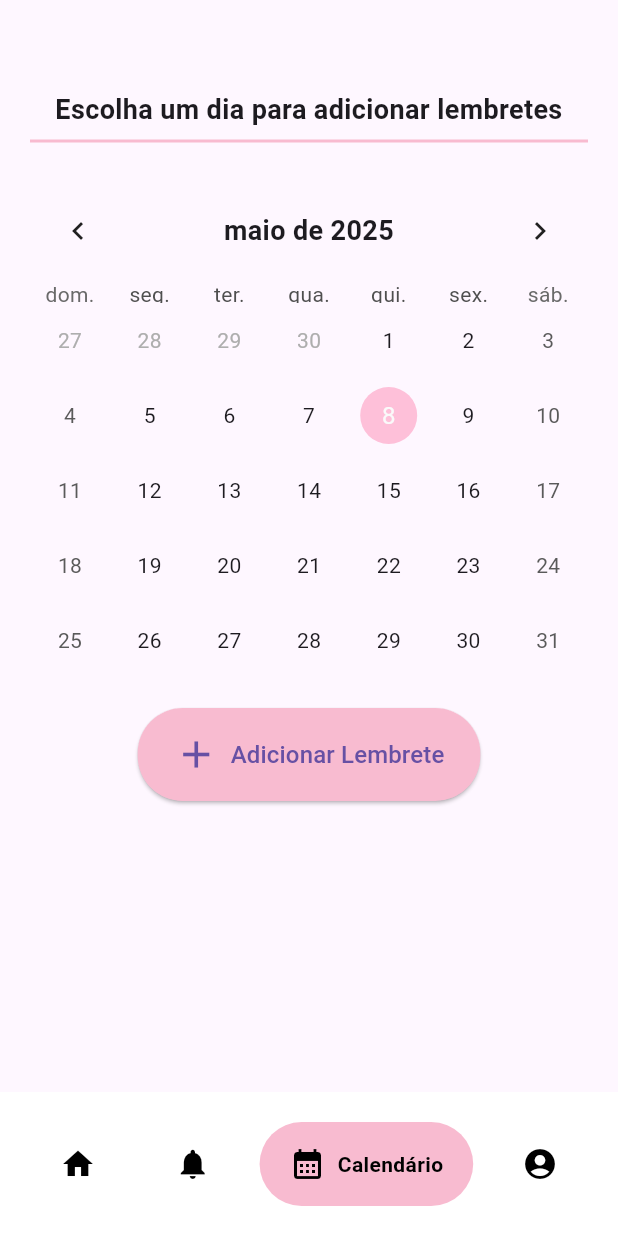
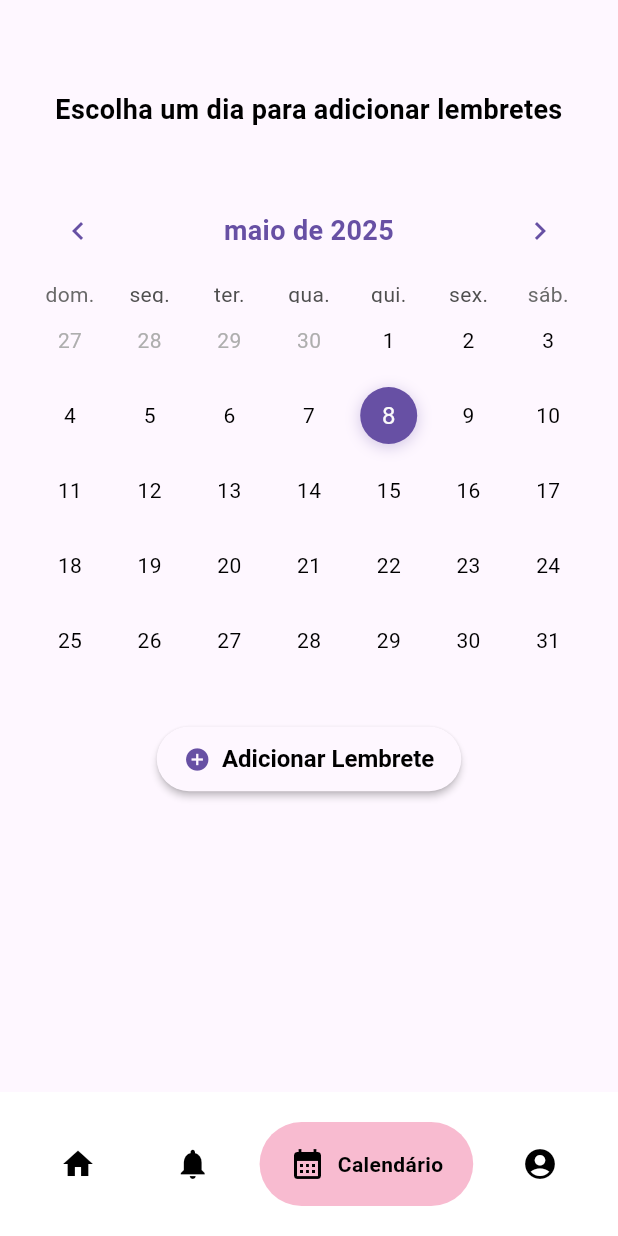
Before and after one commit to SamuelRamos338/breakforlove_last_update, a Flutter app: the MainPage screen opened directly, swiped to page 3, on a phone screen of 412 x 824 dp. Run offline on Flutter 3.47's test engine with Material 3 defaults, Android fonts, the light colour scheme and no system bars; drawn by our look-alikes of google_nav_bar, table_calendar; statements that could not run were skipped.

Commit message:
Update calendar_screen.dart

```diff
--- a/lib/src/calendar_screen.dart
+++ b/lib/src/calendar_screen.dart
@@ -69,11 +69,11 @@ class _CalendarScreenState extends State<CalendarScreen> {
     });
   }
 
-  Widget _buildReminderCard(String key, String reminder) {
+  Widget _buildReminderCard(String key, String reminder, ThemeData theme) {
     final date = DateTime.parse("$key 00:00:00");
     final dayString = date.day.toString();
     return Card(
-      elevation: 4,
+      elevation: 3,
       margin: const EdgeInsets.symmetric(vertical: 6),
       child: Padding(
         padding: const EdgeInsets.all(12),
@@ -82,7 +82,7 @@ class _CalendarScreenState extends State<CalendarScreen> {
             Container(
               padding: const EdgeInsets.all(8),
               decoration: BoxDecoration(
-                color: Colors.pinkAccent.withOpacity(0.2),
+                color: theme.colorScheme.surface,
                 borderRadius: BorderRadius.circular(8),
               ),
               child: Text(
@@ -90,16 +90,16 @@ class _CalendarScreenState extends State<CalendarScreen> {
                 style: const TextStyle(
                   fontSize: 24,
                   fontWeight: FontWeight.bold,
-                  color: Colors.pinkAccent,
+                  color: Colors.black,
                 ),
               ),
             ),
             const SizedBox(width: 16),
             Expanded(
-              child: Text(reminder, style: const TextStyle(fontSize: 16)),
+              child: Text(reminder, style: const TextStyle(fontSize: 16, color: Colors.black)),
             ),
             IconButton(
-              icon: const Icon(Icons.edit, color: Colors.grey),
+              icon: const Icon(Icons.edit, color: Colors.black),
               tooltip: "Editar Lembrete",
               onPressed: () {
                 setState(() {
@@ -126,6 +126,7 @@ class _CalendarScreenState extends State<CalendarScreen> {
 
   @override
   Widget build(BuildContext context) {
+    final theme = Theme.of(context);
     final sortedReminders = _reminders.entries.toList()
       ..sort((a, b) => DateTime.parse(a.key).compareTo(DateTime.parse(b.key)));
 
@@ -136,33 +137,64 @@ class _CalendarScreenState extends State<CalendarScreen> {
         children: [
           const Text(
             "Escolha um dia para adicionar lembretes",
-            style: TextStyle(fontSize: 18, fontWeight: FontWeight.bold),
+            style: TextStyle(fontSize: 18, fontWeight: FontWeight.bold, color: Colors.black),
             textAlign: TextAlign.center,
           ),
           Divider(
-            color: Colors.pink.shade100,// Cor da linha
-            thickness: 2,       // Espessura da linha
+            color: theme.colorScheme.surface,
+            thickness: 2,
           ),
           const SizedBox(height: 20),
-          TableCalendar(
+          Container(
+            decoration: BoxDecoration(
+              borderRadius: BorderRadius.circular(18),
+              boxShadow: [
+                BoxShadow(
+                  color: theme.colorScheme.surface.withOpacity(0.2),
+                  blurRadius: 12,
+                  offset: const Offset(0, 4),
+                ),
+              ],
+            ),
+            child: TableCalendar(
               locale: "pt_BR",
               rowHeight: 50,
-            headerStyle: const HeaderStyle(
+              headerStyle: HeaderStyle(
                 formatButtonVisible: false,
                 titleCentered: true,
-              titleTextStyle: TextStyle(fontSize: 18, fontWeight: FontWeight.bold),
-              leftChevronIcon: Icon(Icons.chevron_left),
-              rightChevronIcon: Icon(Icons.chevron_right),
+                titleTextStyle: TextStyle(
+                  fontSize: 18,
+                  fontWeight: FontWeight.bold,
+                  color: theme.colorScheme.primary,
+                ),
+                leftChevronIcon: Icon(Icons.chevron_left, color: theme.colorScheme.primary),
+                rightChevronIcon: Icon(Icons.chevron_right, color: theme.colorScheme.primary),
               ),
               calendarStyle: CalendarStyle(
                 todayDecoration: BoxDecoration(
-                color: Colors.pinkAccent.withOpacity(0.3),
+                  color: theme.colorScheme.primary,
                   shape: BoxShape.circle,
+                  boxShadow: [
+                    BoxShadow(
+                      color: theme.colorScheme.primary.withOpacity(0.3),
+                      blurRadius: 8,
+                      offset: const Offset(0, 2),
+                    ),
+                  ],
                 ),
                 selectedDecoration: BoxDecoration(
-                color: Colors.pinkAccent.withOpacity(0.5),
+                  color: theme.colorScheme.secondary,
                   shape: BoxShape.circle,
+                  boxShadow: [
+                    BoxShadow(
+                      color: theme.colorScheme.secondary.withOpacity(0.3),
+                      blurRadius: 8,
+                      offset: const Offset(0, 2),
                     ),
+                  ],
+                ),
+                defaultTextStyle: const TextStyle(color: Colors.black),
+                weekendTextStyle: const TextStyle(color: Colors.black),
               ),
               selectedDayPredicate: (day) => isSameDay(_selectedDate, day),
               focusedDay: _selectedDate ?? DateTime.now(),
@@ -176,13 +208,20 @@ class _CalendarScreenState extends State<CalendarScreen> {
                     return Container(
                       margin: const EdgeInsets.all(4),
                       decoration: BoxDecoration(
-                      color: Colors.pinkAccent.withOpacity(0.5),
+                        color: theme.colorScheme.surface,
                         shape: BoxShape.circle,
+                        boxShadow: [
+                          BoxShadow(
+                            color: theme.colorScheme.primary.withOpacity(0.2),
+                            blurRadius: 6,
+                            offset: const Offset(0, 2),
+                          ),
+                        ],
                       ),
                       alignment: Alignment.center,
                       child: Text(
                         '${day.day}',
-                      style: const TextStyle(color: Colors.white),
+                        style: const TextStyle(color: Colors.black),
                       ),
                     );
                   }
@@ -190,25 +229,34 @@ class _CalendarScreenState extends State<CalendarScreen> {
                 },
               ),
             ),
-          const SizedBox(height: 20),
+          ),
+          const SizedBox(height: 30),
           Center(
             child: ElevatedButton.icon(
               onPressed: () {
                 if (_selectedDate == null) {
                   ScaffoldMessenger.of(context).showSnackBar(
-                    SnackBar(
-                      content: const Text("Selecione uma data primeiro!"),
+                    const SnackBar(
+                      content: Text("Selecione uma data primeiro!"),
                     ),
                   );
                 }
                 _showReminderDialog(isEditing: false);
               },
-              icon: const Icon(Icons.add, size: 30),
-              label: const Text("Adicionar Lembrete", style: TextStyle(fontSize: 16)),
+              icon: Icon(Icons.add_circle, color: theme.colorScheme.primary),
+              label: const Text(
+                "Adicionar Lembrete",
+                style: TextStyle(fontWeight: FontWeight.bold),
+              ),
               style: ElevatedButton.styleFrom(
-                backgroundColor: Colors.pink.shade100,
-                padding: const EdgeInsets.symmetric(horizontal: 24, vertical: 16),
-                shape: RoundedRectangleBorder(borderRadius: BorderRadius.circular(30)),
+                backgroundColor: theme.colorScheme.surface,
+                foregroundColor: Colors.black,
+                elevation: 2,
+                shape: RoundedRectangleBorder(
+                  borderRadius: BorderRadius.circular(24),
+                ),
+                padding: const EdgeInsets.symmetric(horizontal: 18, vertical: 12),
+                textStyle: const TextStyle(fontSize: 16),
               ),
             ),
           ),
@@ -216,7 +264,7 @@ class _CalendarScreenState extends State<CalendarScreen> {
           if (_reminders.isNotEmpty) ...[
             const Text(
               "Lembretes",
-              style: TextStyle(fontSize: 18, fontWeight: FontWeight.bold, color: Colors.black87),
+              style: TextStyle(fontSize: 18, fontWeight: FontWeight.bold, color: Colors.black),
             ),
             const SizedBox(height: 10),
             Builder(
@@ -247,10 +295,10 @@ class _CalendarScreenState extends State<CalendarScreen> {
                           padding: const EdgeInsets.symmetric(vertical: 8),
                           child: Text(
                             monthName[0].toUpperCase() + monthName.substring(1),
-                            style: const TextStyle(fontSize: 18, fontWeight: FontWeight.bold),
+                            style: const TextStyle(fontSize: 18, fontWeight: FontWeight.bold, color: Colors.black),
                           ),
                         ),
-                        ...groupList.map((entry) => _buildReminderCard(entry.key, entry.value)).toList(),
+                        ...groupList.map((entry) => _buildReminderCard(entry.key, entry.value, theme)).toList(),
                       ],
                     );
                   }).toList(),
```
Lines whose indentation alone changed are shown as unchanged.
